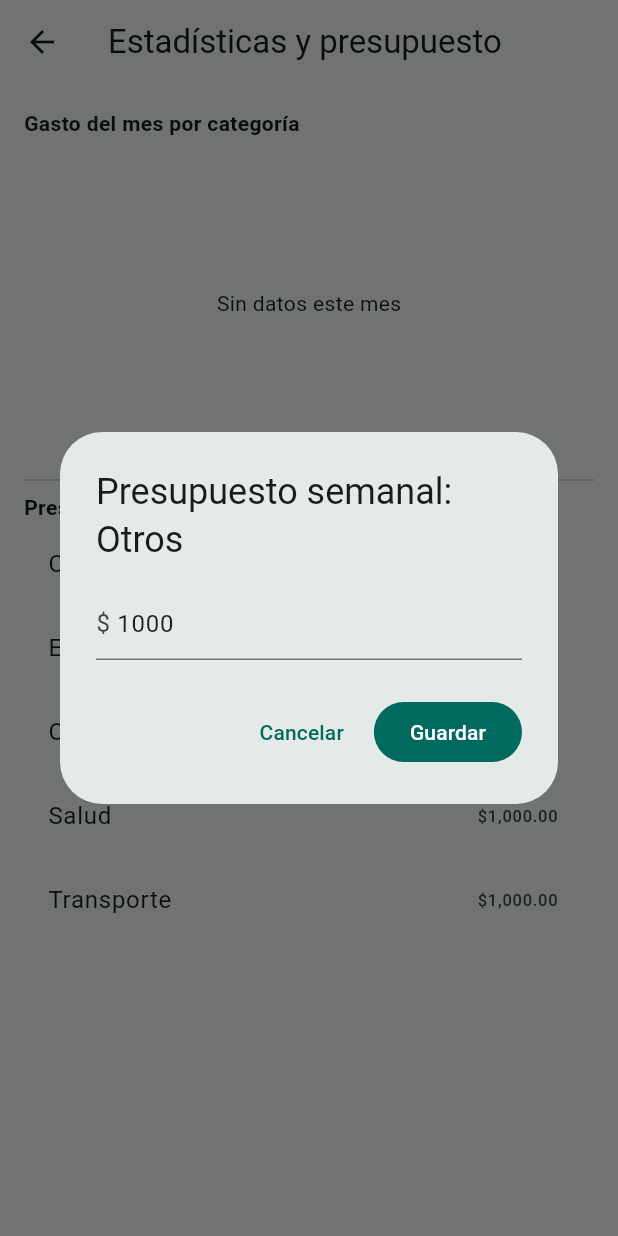
After one commit to EduardoMValdez/gastos-mvp, a Flutter app: the StatsScreen screen opened directly, after a tap on "Otros", on a phone screen of 412 x 824 dp. The commit adds this screen. Run offline on Flutter 3.47's test engine with Material 3 defaults, Android fonts, the phone set to English and light mode, and no system bars; our stand-ins replace cloud_firestore, firebase_auth, firebase_core, fl_chart, flutter_local_notifications, flutter_secure_storage and 2 more; missing offline and left inert: encrypt; accounts and stored records are empty.

Commit message:
feat(stats): gráfica por categoría con fl_chart y edición de presupuestos

```diff
--- a/lib/screens/home_screen.dart
+++ b/lib/screens/home_screen.dart
@@ -4,6 +4,7 @@ import '../providers/expense_provider.dart';
 import '../services/auth_service.dart';
 import '../utils/format.dart';
 import 'expense_form_screen.dart';
+import 'stats_screen.dart';
 
 class HomeScreen extends StatefulWidget {
   const HomeScreen({super.key});
@@ -30,6 +31,14 @@ class _HomeScreenState extends State<HomeScreen> {
       appBar: AppBar(
         title: const Text('Mis gastos'),
         actions: [
+          IconButton(
+            icon: const Icon(Icons.pie_chart),
+            tooltip: 'Estadísticas',
+            onPressed: () => Navigator.push(
+              context,
+              MaterialPageRoute(builder: (_) => const StatsScreen()),
+            ),
+          ),
           IconButton(
             icon: const Icon(Icons.cloud_sync),
             tooltip: 'Sincronizar',
--- /dev/null
+++ b/lib/screens/stats_screen.dart
@@ -0,0 +1,82 @@
+import 'package:fl_chart/fl_chart.dart';
+import 'package:flutter/material.dart';
+import 'package:provider/provider.dart';
+import '../providers/expense_provider.dart';
+import '../utils/format.dart';
+import '../utils/validators.dart';
+
+class StatsScreen extends StatelessWidget {
+  const StatsScreen({super.key});
+
+  @override
+  Widget build(BuildContext context) {
+    final p = context.watch<ExpenseProvider>();
+    final sections = <PieChartSectionData>[
+      for (final c in p.categories)
+        if ((p.monthTotals[c.id] ?? 0) > 0)
+          PieChartSectionData(
+            value: p.monthTotals[c.id]!,
+            color: Color(c.colorValue),
+            title: c.name,
+            radius: 80,
+            titleStyle: const TextStyle(fontSize: 11, color: Colors.white),
+          ),
+    ];
+    return Scaffold(
+      appBar: AppBar(title: const Text('Estadísticas y presupuesto')),
+      body: ListView(padding: const EdgeInsets.all(16), children: [
+        const Text('Gasto del mes por categoría',
+            style: TextStyle(fontWeight: FontWeight.bold)),
+        SizedBox(
+          height: 220,
+          child: sections.isEmpty
+              ? const Center(child: Text('Sin datos este mes'))
+              : PieChart(PieChartData(sections: sections, sectionsSpace: 2)),
+        ),
+        const Divider(),
+        const Text('Presupuesto semanal (toca para editar)',
+            style: TextStyle(fontWeight: FontWeight.bold)),
+        for (final c in p.categories)
+          ListTile(
+            title: Text(c.name),
+            trailing: Text(money.format(p.budgets[c.id]?.weeklyLimit ?? 0)),
+            onTap: () => _editBudget(
+              context,
+              c.id!,
+              p.budgets[c.id]?.weeklyLimit ?? 0,
+              c.name,
+            ),
+          ),
+      ]),
+    );
+  }
+
+  Future<void> _editBudget(
+    BuildContext context,
+    int categoryId,
+    double current,
+    String name,
+  ) async {
+    final ctrl = TextEditingController(text: current.toStringAsFixed(0));
+    final provider = context.read<ExpenseProvider>();
+    final ok = await showDialog<bool>(
+      context: context,
+      builder: (d) => AlertDialog(
+        title: Text('Presupuesto semanal: $name'),
+        content: TextField(
+          controller: ctrl,
+          keyboardType: const TextInputType.numberWithOptions(decimal: true),
+          decoration: const InputDecoration(prefixText: '\$ '),
+        ),
+        actions: [
+          TextButton(onPressed: () => Navigator.pop(d, false), child: const Text('Cancelar')),
+          FilledButton(onPressed: () => Navigator.pop(d, true), child: const Text('Guardar')),
+        ],
+      ),
+    );
+    final v = Validators.parseAmount(ctrl.text);
+    if (ok == true && v != null && v > 0 && v <= 1000000) {
+      await provider.saveBudget(categoryId, v);
+    }
+  }
+}
```
